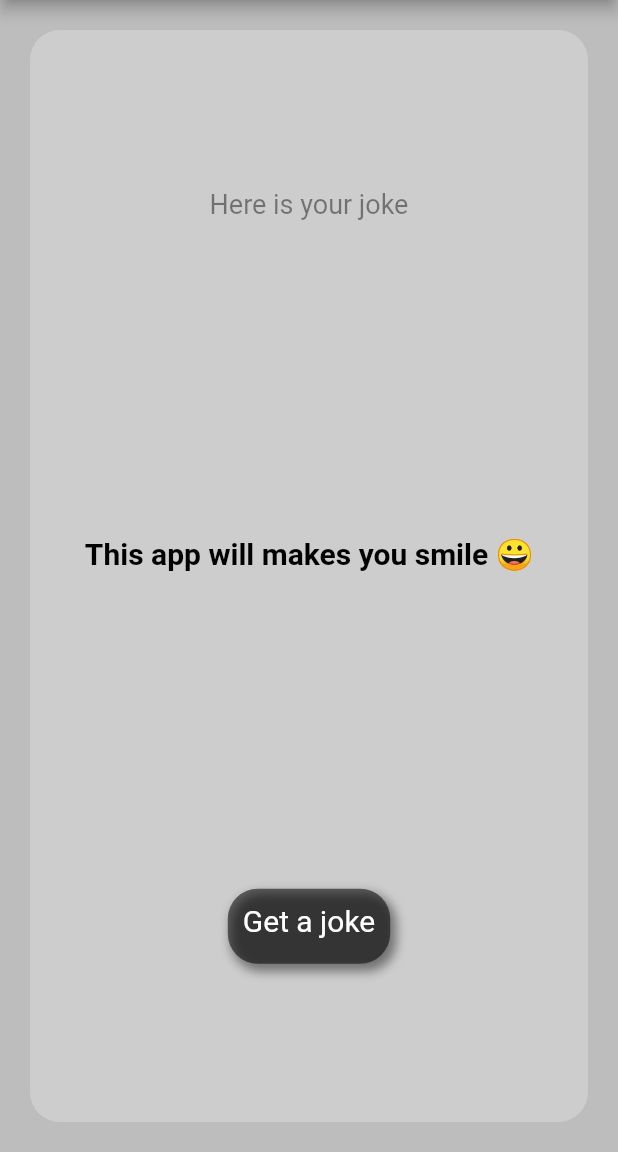
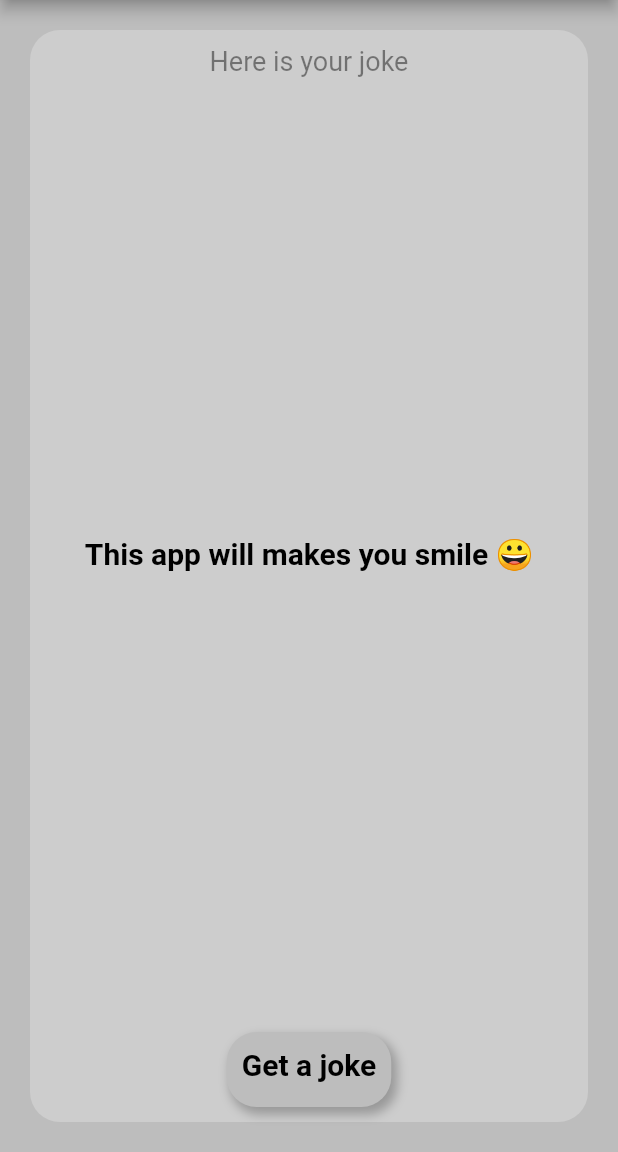
Before and after one commit to ENDPrasad/dad_jokes_using-_flutter, a Flutter app: the screen it shows after launch, on a phone screen of 412 x 824 dp, the part 84-1236 px from its top. Run offline on Flutter 3.47's test engine with Material 2 defaults, Android fonts, the phone set to English and light mode, and no system bars; network calls fail; Roboto replaces fonts that are missing (Verdana).

Commit message:
final version-1

```diff
--- a/lib/components.dart
+++ b/lib/components.dart
@@ -1,15 +1,17 @@
 import 'package:flutter/material.dart';
 
-List<BoxShadow> b1 = const [BoxShadow(
-color: Colors.black45,
-offset: Offset(3.0, 4.0),
-blurRadius: 5.0,
-spreadRadius: 1.0,
-)];
-
+List<BoxShadow> b1 = const [
+  BoxShadow(
+    color: Colors.black26,
+    offset: Offset(3.0, 4.0),
+    blurRadius: 5.0,
+    spreadRadius: 1.0,
+  )
+];
 
 // ignore: must_be_immutable
 class CustomButtonWidget extends StatelessWidget {
+  const CustomButtonWidget({Key? key}) : super(key: key);
 
   @override
   Widget build(BuildContext context) {
@@ -19,19 +21,20 @@ class CustomButtonWidget extends StatelessWidget {
       padding: const EdgeInsets.all(10.0),
       // alignment: Alignment.center,
       decoration: BoxDecoration(
+        boxShadow: b1,
         // If we are using decoration then the color attribute must be within the box decoration
         // or else it will throw an error
-        color: Colors.black54,
-        boxShadow: b1,
+        color: Colors.grey[400],
+
         // To get the curved edges
         borderRadius: BorderRadius.circular(20.0),
       ),
       child: const Text(
         'Get a joke',
         style: TextStyle(
-          color: Colors.white,
+          color: Colors.black,
           fontSize: 20.0,
-          // fontWeight: FontWeight.bold,
+          fontWeight: FontWeight.bold,
           fontFamily: 'Verdana',
         ),
       ),
--- a/lib/home.dart
+++ b/lib/home.dart
@@ -48,6 +48,7 @@ class _HomeState extends State<Home> {
     // If we miss this we will get the joke on the second click for the first time.
     getRandomJoke();
   }
+
   bool isClicked = false;
 
   @override
@@ -68,7 +69,7 @@ class _HomeState extends State<Home> {
           borderRadius: BorderRadius.circular(20.0),
         ),
         child: Column(
-          mainAxisAlignment: MainAxisAlignment.spaceAround,
+          mainAxisAlignment: MainAxisAlignment.spaceBetween,
           children: [
             const Text(
               'Here is your joke',
@@ -100,8 +101,9 @@ class _HomeState extends State<Home> {
                 ),
               ),
             ),
+            // Button to trigger the new joke
             GestureDetector(
-              onTap: (){
+              onTap: () {
                 setState(() {
                   getRandomJoke();
                 });
```
